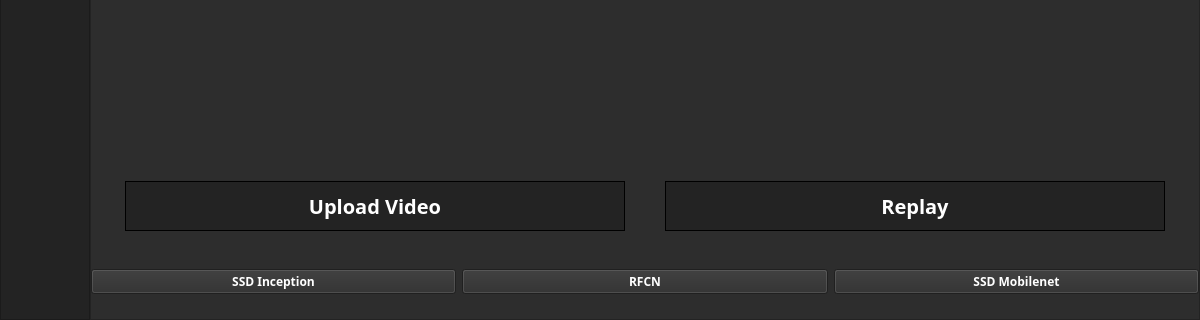
The window that trying.ui (Sasan-Tech/Automated-Social-Distance-Monitoring-System) describes before a commit, drawn with Qt 5; both pictures show x 0 to 1200 and y 483 to 803 of the 1200 by 803 pixel window.
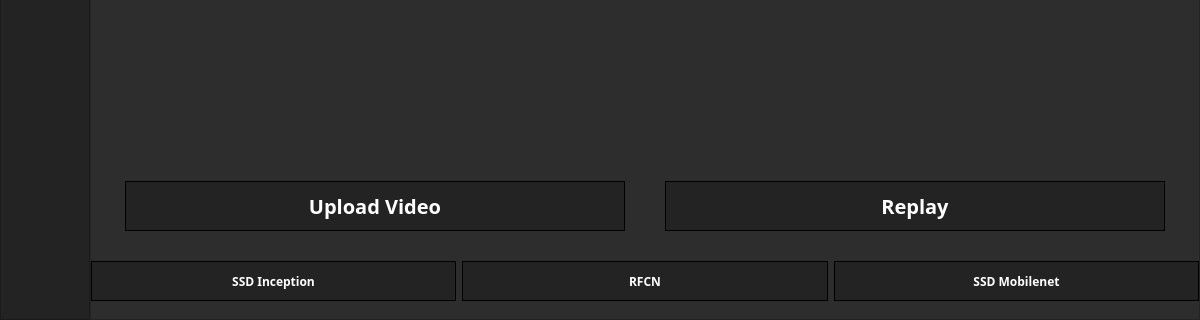
The same window after the commit. Icons and pictures are not drawn.

Patch:
```diff
--- a/trying.ui
+++ b/trying.ui
@@ -900,6 +900,12 @@
                     </property>
                     <item>
                      <widget class="QPushButton" name="video_section_model1">
+                      <property name="maximumSize">
+                       <size>
+                        <width>16777215</width>
+                        <height>40</height>
+                       </size>
+                      </property>
                       <property name="font">
                        <font>
                         <family>Montserrat</family>
@@ -908,7 +914,16 @@
                        </font>
                       </property>
                       <property name="styleSheet">
-                       <string notr="true">color: white;</string>
+                       <string notr="true">QPushButton {
+	color: rgb(255, 255, 255);
+	background-color: rgb(35, 35, 35);
+	border: 1px solid;
+}
+
+QPushButton:hover {
+	background-color: rgb(85, 170, 255);
+}
+</string>
                       </property>
                       <property name="text">
                        <string>SSD Inception</string>
@@ -917,6 +932,12 @@
                     </item>
                     <item>
                      <widget class="QPushButton" name="video_section_model2">
+                      <property name="maximumSize">
+                       <size>
+                        <width>16777215</width>
+                        <height>40</height>
+                       </size>
+                      </property>
                       <property name="font">
                        <font>
                         <family>Montserrat</family>
@@ -925,7 +946,16 @@
                        </font>
                       </property>
                       <property name="styleSheet">
-                       <string notr="true">color: white;</string>
+                       <string notr="true">QPushButton {
+	color: rgb(255, 255, 255);
+	background-color: rgb(35, 35, 35);
+	border: 1px solid;
+}
+
+QPushButton:hover {
+	background-color: rgb(85, 170, 255);
+}
+</string>
                       </property>
                       <property name="text">
                        <string>RFCN</string>
@@ -934,6 +964,12 @@
                     </item>
                     <item>
                      <widget class="QPushButton" name="video_section_model3">
+                      <property name="maximumSize">
+                       <size>
+                        <width>16777215</width>
+                        <height>40</height>
+                       </size>
+                      </property>
                       <property name="font">
                        <font>
                         <family>Montserrat</family>
@@ -942,7 +978,16 @@
                        </font>
                       </property>
                       <property name="styleSheet">
-                       <string notr="true">color: white;</string>
+                       <string notr="true">QPushButton {
+	color: rgb(255, 255, 255);
+	background-color: rgb(35, 35, 35);
+	border: 1px solid;
+}
+
+QPushButton:hover {
+	background-color: rgb(85, 170, 255);
+}
+</string>
                       </property>
                       <property name="text">
                        <string>SSD Mobilenet</string>
```
